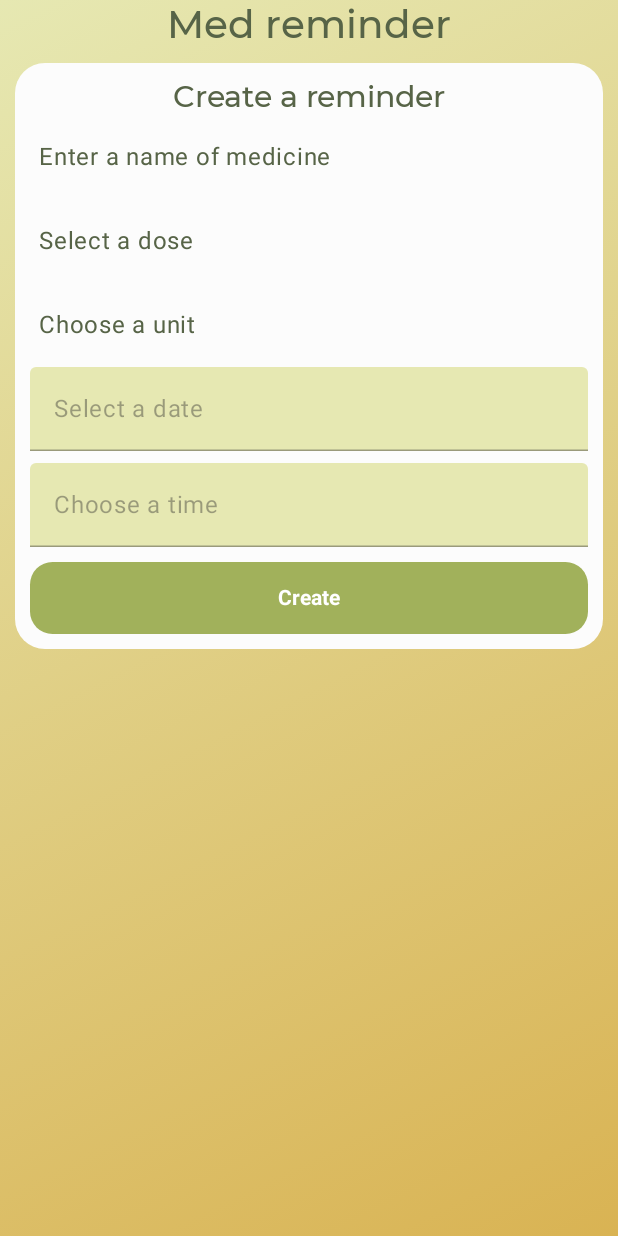
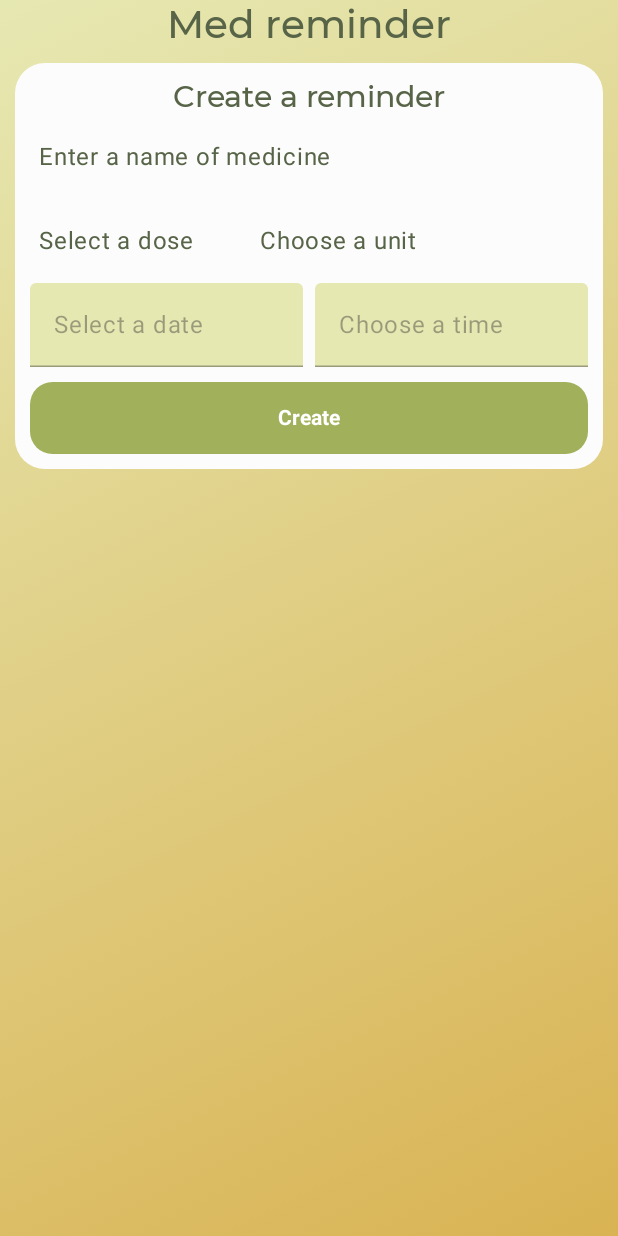
Before and after one commit to Eketrin/Med_reminder, an Android app built with Jetpack Compose: the screen it shows after launch (MainActivity), on a phone screen of 412 x 824 dp. Run offline under Robolectric (Android 15) with nearby library versions, the phone set to English and light mode, and no system bars; our stand-ins replace accompanist; libraries missing offline, so code that uses them is left out: com.jakewharton.threetenabp; 1 statement that could not run was skipped.

Commit message:
полностью готовое приложение

```diff
--- a/app/src/main/java/com/example/med_reminder/Form.kt
+++ b/app/src/main/java/com/example/med_reminder/Form.kt
@@ -5,15 +5,12 @@ import android.app.TimePickerDialog
 import android.icu.util.Calendar
 import android.widget.DatePicker
 import android.widget.TimePicker
-import androidx.annotation.RequiresApi
 import androidx.compose.foundation.background
-import androidx.compose.foundation.border
 import androidx.compose.foundation.clickable
 import androidx.compose.foundation.layout.Arrangement
 import androidx.compose.foundation.layout.Box
 import androidx.compose.foundation.layout.Column
 import androidx.compose.foundation.layout.Row
-import androidx.compose.foundation.layout.fillMaxSize
 import androidx.compose.foundation.layout.fillMaxWidth
 import androidx.compose.foundation.layout.padding
 import androidx.compose.foundation.shape.RoundedCornerShape
@@ -25,10 +22,8 @@ import androidx.compose.material3.Text
 import androidx.compose.material3.TextField
 import androidx.compose.material3.TextFieldDefaults
 import androidx.compose.runtime.Composable
-import androidx.compose.runtime.internal.composableLambda
 import androidx.compose.ui.Alignment
 import androidx.compose.ui.Modifier
-import androidx.compose.ui.graphics.Brush
 import androidx.compose.ui.graphics.Color
 import androidx.compose.ui.platform.LocalContext
 import androidx.compose.ui.platform.LocalSoftwareKeyboardController
@@ -43,7 +38,6 @@ import androidx.compose.ui.tooling.preview.Preview
 import androidx.compose.ui.unit.dp
 import androidx.compose.ui.unit.sp
 import androidx.lifecycle.viewmodel.compose.viewModel
-import kotlin.math.round
 
 //  тут описание плашки для создания нового напоминания
 
@@ -76,10 +70,14 @@ fun Form(viewModel: RemindersViewModel = viewModel()) {
 
         // Поле для ввода текста напоминания
         ReminderTextField(viewModel)
-        // Поле для ввода дозировки
-        DoseTextField(viewModel)
-        // Поле для выбора единиц измерения
-        UnitTextField(viewModel)
+
+        //Поля для ввода дозы и единицы
+        DoseUnitInputFields(viewModel)
+
+//        // Поле для ввода дозировки
+//        DoseTextField(viewModel)
+//        // Поле для выбора единиц измерения
+//        UnitTextField(viewModel)
         // Поля для выбора даты и времени
         DateTimeInputFields(viewModel)
 
@@ -95,6 +93,7 @@ fun Form(viewModel: RemindersViewModel = viewModel()) {
 fun ReminderTextField(viewModel: RemindersViewModel) {
     TextField(
         value = viewModel.text,
+        textStyle = TextStyle(fontSize=20.sp),
         onValueChange = { viewModel.text = it }, // Обновление значения при изменении
         label = { Text(text = stringResource(id = R.string.form_text_hint))
 //            if (viewModel.text.isEmpty()) {
@@ -121,174 +120,35 @@ fun ReminderTextField(viewModel: RemindersViewModel) {
     )
 }
 
-@OptIn(ExperimentalMaterial3Api::class)
-@Composable // введите дозировку
-fun DoseTextField(viewModel: RemindersViewModel) {
-    TextField(
-        value = viewModel.dose,
-        onValueChange = { viewModel.dose = it }, // Обновление значения при изменении
-        label = { Text(text = stringResource(id = R.string.form_dose_hint))
-        },
-        colors = TextFieldDefaults.textFieldColors(
-            containerColor = Color.Transparent, // Прозрачный фон
-            unfocusedTextColor = colorResource(id = R.color.gr_dark),
-            focusedTextColor = colorResource(id = R.color.gr_dark),
-            cursorColor = colorResource(id = R.color.gr_dark), // Цвет курсора
-            focusedPlaceholderColor = colorResource(id = R.color.gr_dark),
-            unfocusedPlaceholderColor = colorResource(id = R.color.gr_dark),
-            focusedLabelColor = colorResource(id = R.color.gr_dark), // Цвет метки при фокусе
-            unfocusedLabelColor = colorResource(id = R.color.gr_dark), // Цвет метки при отсутствии фокуса
-            focusedIndicatorColor = Color.Transparent, // Прозрачная линия индикатора при фокусе
-            unfocusedIndicatorColor = Color.Transparent, // Прозрачная линия индикатора при отсутствии фокуса
-            disabledIndicatorColor = Color.Transparent // Прозрачная линия индикатора, если поле отключено
-        ),
-
-        singleLine = true, // Однострочное поле ввода
-        keyboardOptions = KeyboardOptions(keyboardType = KeyboardType.Number), // Настройки клавиатуры
-        modifier = Modifier.fillMaxWidth() // Заполнение ширины
-    )
-}
-
-@OptIn(ExperimentalMaterial3Api::class)
-@Composable // введите единицу измерения
-fun UnitTextField(viewModel: RemindersViewModel) {
-    TextField(
-        value = viewModel.piece,
-        onValueChange = { viewModel.piece = it }, // Обновление значения при изменении
-        label = { Text(text = stringResource(id = R.string.form_unit_hint))
-        },
-        colors = TextFieldDefaults.textFieldColors(
-            containerColor = Color.Transparent, // Прозрачный фон
-            unfocusedTextColor = colorResource(id = R.color.gr_dark),
-            focusedTextColor = colorResource(id = R.color.gr_dark),
-            cursorColor = colorResource(id = R.color.gr_dark), // Цвет курсора
-            focusedPlaceholderColor = colorResource(id = R.color.gr_dark),
-            unfocusedPlaceholderColor = colorResource(id = R.color.gr_dark),
-            focusedLabelColor = colorResource(id = R.color.gr_dark), // Цвет метки при фокусе
-            unfocusedLabelColor = colorResource(id = R.color.gr_dark), // Цвет метки при отсутствии фокуса
-            focusedIndicatorColor = Color.Transparent, // Прозрачная линия индикатора при фокусе
-            unfocusedIndicatorColor = Color.Transparent, // Прозрачная линия индикатора при отсутствии фокуса
-            disabledIndicatorColor = Color.Transparent // Прозрачная линия индикатора, если поле отключено
-        ),
-
-        singleLine = true, // Однострочное поле ввода
-        keyboardOptions = KeyboardOptions(keyboardType = KeyboardType.Text), // Настройки клавиатуры
-        modifier = Modifier.fillMaxWidth() // Заполнение ширины
-    )
+@Composable // для дозировки и единиц
+fun DoseUnitInputFields(viewModel: RemindersViewModel) {
+    Row(
+        modifier = Modifier
+            .fillMaxWidth(), // Заполнение ширины
+            //.padding(bottom = 10.dp, start = 10.dp, end = 10.dp), // Задаем отступы
+        horizontalArrangement = Arrangement.spacedBy(5.dp), // Расстояние между элементами
+        verticalAlignment = Alignment.CenterVertically // Выравнивание по центру
+    ) {
+        DoseTextField(viewModel, Modifier.weight(0.58f)) // Поле для ввода дозировки
+        UnitTextField(viewModel, Modifier.weight(1f)) // Поле для ввода единиц
+    }
 }
 
 @Composable // колонка для кнопок
 fun DateTimeInputFields(viewModel: RemindersViewModel) {
-    Column(
+    Row(
         modifier = Modifier
             .fillMaxWidth() // Заполнение ширины
             .padding(bottom = 10.dp, start = 10.dp, end = 10.dp), // Задаем отступы
-        verticalArrangement = Arrangement.spacedBy(8.dp), // Расстояние между элементами
-        horizontalAlignment = Alignment.CenterHorizontally // Выравнивание по центру
+        horizontalArrangement = Arrangement.spacedBy(8.dp), // Расстояние между элементами
+        verticalAlignment = Alignment.CenterVertically // Выравнивание по центру
     ) {
-        DateInputField(viewModel) // Поле для ввода даты
-        TimeInputField(viewModel) // Поле для ввода времени
+        DateInputField(viewModel, Modifier.weight(1f)) // Поле для ввода даты
+        TimeInputField(viewModel, Modifier.weight(1f)) // Поле для ввода времени
     }
 }
 
-@OptIn(ExperimentalMaterial3Api::class)
-@Composable // выберите дату
-fun DateInputField(viewModel: RemindersViewModel) {
-    val context = LocalContext.current // Получаем текущий контекст приложения
-    val calendar = Calendar.getInstance() // Создаем объект календаря
-    val year = calendar.get(Calendar.YEAR) // Получаем текущий год
-    val month = calendar.get(Calendar.MONTH) // Получаем текущий месяц
-    val day = calendar.get(Calendar.DAY_OF_MONTH) // Получаем текущий день
-
-    // Создаем диалог выбора даты
-    val datePickerDialog = DatePickerDialog(
-        context,
-        { _: DatePicker, selectedYear: Int, selectedMonth: Int, selectedDay: Int ->
-            // Обновляем дату в ViewModel при выборе
-            viewModel.date =
-                "${Utils.addZero(selectedDay)}.${Utils.addZero(selectedMonth + 1)}.$selectedYear"
-        },
-        year, month, day // Устанавливаем начальные значения
-    )
-
-    Box { // Контейнер для наложения элементов
-        TextField(
-            value = viewModel.date, // Текущее значение поля даты
-            onValueChange = { viewModel.date = it }, // Обновление значения при изменении
-            modifier = Modifier
-                .fillMaxWidth() // Заполнение ширины
-                .clickable { datePickerDialog.show() }, // Открытие диалога при нажатии
-            colors = TextFieldDefaults.textFieldColors(
-                focusedTextColor = Color.Transparent,
-                unfocusedTextColor = Color.Transparent,
-                containerColor = colorResource(id = R.color.lite_orange),  // Цвет фона текстового поля
-                //unfocusedIndicatorColor = Color.Transparent,
-                //focusedIndicatorColor = Color.Transparent
-            ),
-            enabled = false,  // Отключаем редактирование поля
-            label = { Text(text = stringResource(id = R.string.form_date_hint)) }
-            //shape = RoundedCornerShape(15.dp)
-
-        )
-        // Отображение текста даты или подсказки
-        Text(
-            text = "",
-//            if (viewModel.date.isNotEmpty()) viewModel.date
-//            else stringResource(id = R.string.form_date_hint),
-            color = colorResource(id = R.color.green), // Цвет текста
-            modifier = Modifier
-                .align(Alignment.CenterStart) // Выравнивание текста по началу
-                .padding(start = 10.dp) // Отступ слева
-        )
-    }
-}
-
-@OptIn(ExperimentalMaterial3Api::class)
-@Composable // выберите время
-fun TimeInputField(viewModel: RemindersViewModel) {
-    val context = LocalContext.current // Получаем текущий контекст приложения
-    val calendar = Calendar.getInstance() // Создаем объект календаря
-    val hour = calendar.get(Calendar.HOUR_OF_DAY) // Получаем текущий час
-    val minute = calendar.get(Calendar.MINUTE) // Получаем текущую минуту
-
-    // Создаем диалог выбора времени
-    val timePickerDialog = TimePickerDialog(
-        context,
-        { _: TimePicker, selectedHour: Int, selectedMinute: Int ->
-            // Обновляем время в ViewModel при выборе
-            viewModel.time = "${Utils.addZero(selectedHour)}:${Utils.addZero(selectedMinute)}"
-        },
-        hour, minute, true // Устанавливаем начальные значения
-    )
-
-    Box { // Контейнер для наложения элементов
-        TextField(
-            value = viewModel.time, // Текущее значение поля времени
-            onValueChange = { viewModel.time = it }, // Обновление значения при изменении
-            modifier = Modifier
-                .fillMaxWidth() // Заполнение ширины
-                .clickable { timePickerDialog.show() }, // Открытие диалога при нажатии
-            colors = TextFieldDefaults.textFieldColors(
-                containerColor = colorResource(id = R.color.lite_orange) // Цвет фона текстового поля
-            ),
-            enabled = false, // Отключаем редактирование поля
-            label = { Text(text = stringResource(id = R.string.form_time_hint)) }
-        )
-        // Отображение текста времени или подсказки
-        Text(
-            text = "",
-            //text = if(viewModel.time.isNotEmpty()) viewModel.time
-            // else stringResource(id = R.string.form_time_hint),
-            color = colorResource(id = R.color.green), // Цвет текста
-            modifier = Modifier
-                .align(Alignment.CenterStart) // Выравнивание текста по началу
-                .padding(start = 10.dp) // Отступ слева
-
-        )
-    }
-}
-
-@Composable
+@Composable // кнопка создать
 fun CreateButton(onClick: () -> Unit) {
     val keyboardController = LocalSoftwareKeyboardController.current // Получаем контроллер клавиатуры
 
@@ -324,3 +184,170 @@ fun CreateButton(onClick: () -> Unit) {
         )
     }
 }
+
+
+//******************
+@OptIn(ExperimentalMaterial3Api::class)
+@Composable // введите дозировку
+fun DoseTextField(viewModel: RemindersViewModel, modifier: Modifier = Modifier) {
+    TextField(
+
+        modifier = modifier,
+        value = viewModel.dose,
+        textStyle = TextStyle(fontSize=20.sp),
+        onValueChange = {
+            viewModel.dose = it.filter { char -> char.isDigit() || char == ',' }
+        },
+        label = {
+            Text(
+                text = stringResource(id = R.string.form_dose_hint))
+        },
+        colors = TextFieldDefaults.textFieldColors(
+            containerColor = Color.Transparent, // Прозрачный фон
+            unfocusedTextColor = colorResource(id = R.color.gr_dark),
+            focusedTextColor = colorResource(id = R.color.gr_dark),
+            cursorColor = colorResource(id = R.color.gr_dark), // Цвет курсора
+            focusedPlaceholderColor = colorResource(id = R.color.gr_dark),
+            unfocusedPlaceholderColor = colorResource(id = R.color.gr_dark),
+            focusedLabelColor = colorResource(id = R.color.gr_dark), // Цвет метки при фокусе
+            unfocusedLabelColor = colorResource(id = R.color.gr_dark), // Цвет метки при отсутствии фокуса
+            focusedIndicatorColor = Color.Transparent, // Прозрачная линия индикатора при фокусе
+            unfocusedIndicatorColor = Color.Transparent, // Прозрачная линия индикатора при отсутствии фокуса
+            disabledIndicatorColor = Color.Transparent // Прозрачная линия индикатора, если поле отключено
+        ),
+
+        singleLine = true, // Однострочное поле ввода
+        keyboardOptions = KeyboardOptions(keyboardType = KeyboardType.Number), // Настройки клавиатуры
+        //modifier = Modifier.fillMaxWidth() // Заполнение ширины
+    )
+}
+
+@OptIn(ExperimentalMaterial3Api::class)
+@Composable // введите единицу измерения
+fun UnitTextField(viewModel: RemindersViewModel, modifier: Modifier = Modifier) {
+    TextField(
+        modifier = modifier,
+        value = viewModel.piece,
+        textStyle = TextStyle(fontSize=20.sp),
+        onValueChange = {
+            viewModel.piece = it.filter { char -> !char.isDigit() }
+        },
+        label = { Text(text = stringResource(id = R.string.form_unit_hint))
+        },
+        colors = TextFieldDefaults.textFieldColors(
+            containerColor = Color.Transparent, // Прозрачный фон
+            unfocusedTextColor = colorResource(id = R.color.gr_dark),
+            focusedTextColor = colorResource(id = R.color.gr_dark),
+            cursorColor = colorResource(id = R.color.gr_dark), // Цвет курсора
+            focusedPlaceholderColor = colorResource(id = R.color.gr_dark),
+            unfocusedPlaceholderColor = colorResource(id = R.color.gr_dark),
+            focusedLabelColor = colorResource(id = R.color.gr_dark), // Цвет метки при фокусе
+            unfocusedLabelColor = colorResource(id = R.color.gr_dark), // Цвет метки при отсутствии фокуса
+            focusedIndicatorColor = Color.Transparent, // Прозрачная линия индикатора при фокусе
+            unfocusedIndicatorColor = Color.Transparent, // Прозрачная линия индикатора при отсутствии фокуса
+            disabledIndicatorColor = Color.Transparent // Прозрачная линия индикатора, если поле отключено
+        ),
+
+        singleLine = true, // Однострочное поле ввода
+        keyboardOptions = KeyboardOptions(keyboardType = KeyboardType.Text), // Настройки клавиатуры
+        //modifier = Modifier.fillMaxWidth() // Заполнение ширины
+    )
+}
+
+//*****************
+@OptIn(ExperimentalMaterial3Api::class)
+@Composable // выберите дату
+fun DateInputField(viewModel: RemindersViewModel, modifier: Modifier = Modifier) {
+    val context = LocalContext.current // Получаем текущий контекст приложения
+    val calendar = Calendar.getInstance() // Создаем объект календаря
+    val year = calendar.get(Calendar.YEAR) // Получаем текущий год
+    val month = calendar.get(Calendar.MONTH) // Получаем текущий месяц
+    val day = calendar.get(Calendar.DAY_OF_MONTH) // Получаем текущий день
+
+    // Создаем диалог выбора даты
+    val datePickerDialog = DatePickerDialog(
+        context,
+        { _: DatePicker, selectedYear: Int, selectedMonth: Int, selectedDay: Int ->
+            // Обновляем дату в ViewModel при выборе
+            viewModel.date =
+                "${Utils.addZero(selectedDay)}.${Utils.addZero(selectedMonth + 1)}.$selectedYear"
+        },
+        year, month, day // Устанавливаем начальные значения
+    )
+
+    Box(modifier = modifier) { // Контейнер для наложения элементов
+        TextField(
+            value = viewModel.date, // Текущее значение поля даты
+            onValueChange = { viewModel.date = it }, // Обновление значения при изменении
+            modifier = Modifier
+               // .fillMaxWidth() // Заполнение ширины
+                .clickable { datePickerDialog.show() }, // Открытие диалога при нажатии
+            colors = TextFieldDefaults.textFieldColors(
+                focusedTextColor = Color.Transparent,
+                unfocusedTextColor = Color.Transparent,
+                containerColor = colorResource(id = R.color.lite_orange),  // Цвет фона текстового поля
+                //unfocusedIndicatorColor = Color.Transparent,
+                //focusedIndicatorColor = Color.Transparent
+            ),
+            enabled = false,  // Отключаем редактирование поля
+            label = { Text(text = stringResource(id = R.string.form_date_hint)) }
+            //shape = RoundedCornerShape(15.dp)
+
+        )
+        // Отображение текста даты или подсказки
+        Text(
+            text = "",
+//            if (viewModel.date.isNotEmpty()) viewModel.date
+//            else stringResource(id = R.string.form_date_hint),
+            color = colorResource(id = R.color.green), // Цвет текста
+            modifier = Modifier
+                .align(Alignment.CenterStart) // Выравнивание текста по началу
+                .padding(start = 10.dp) // Отступ слева
+        )
+    }
+}
+
+@OptIn(ExperimentalMaterial3Api::class)
+@Composable // выберите время
+fun TimeInputField(viewModel: RemindersViewModel, modifier: Modifier = Modifier) {
+    val context = LocalContext.current // Получаем текущий контекст приложения
+    val calendar = Calendar.getInstance() // Создаем объект календаря
+    val hour = calendar.get(Calendar.HOUR_OF_DAY) // Получаем текущий час
+    val minute = calendar.get(Calendar.MINUTE) // Получаем текущую минуту
+
+    // Создаем диалог выбора времени
+    val timePickerDialog = TimePickerDialog(
+        context,
+        { _: TimePicker, selectedHour: Int, selectedMinute: Int ->
+            // Обновляем время в ViewModel при выборе
+            viewModel.time = "${Utils.addZero(selectedHour)}:${Utils.addZero(selectedMinute)}"
+        },
+        hour, minute, true // Устанавливаем начальные значения
+    )
+
+    Box(modifier = modifier) { // Контейнер для наложения элементов
+        TextField(
+            value = viewModel.time, // Текущее значение поля времени
+            onValueChange = { viewModel.time = it }, // Обновление значения при изменении
+            modifier = Modifier
+          //      .fillMaxWidth() // Заполнение ширины
+                .clickable { timePickerDialog.show() }, // Открытие диалога при нажатии
+            colors = TextFieldDefaults.textFieldColors(
+                containerColor = colorResource(id = R.color.lite_orange) // Цвет фона текстового поля
+            ),
+            enabled = false, // Отключаем редактирование поля
+            label = { Text(text = stringResource(id = R.string.form_time_hint)) }
+        )
+        // Отображение текста времени или подсказки
+        Text(
+            text = "",
+            //text = if(viewModel.time.isNotEmpty()) viewModel.time
+            // else stringResource(id = R.string.form_time_hint),
+            color = colorResource(id = R.color.green), // Цвет текста
+            modifier = Modifier
+                .align(Alignment.CenterStart) // Выравнивание текста по началу
+                .padding(start = 10.dp) // Отступ слева
+
+        )
+    }
+}
--- a/app/src/main/java/com/example/med_reminder/List.kt
+++ b/app/src/main/java/com/example/med_reminder/List.kt
@@ -29,6 +29,7 @@ import androidx.compose.foundation.layout.fillMaxWidth
 import androidx.compose.foundation.layout.height
 import androidx.compose.foundation.layout.offset
 import androidx.compose.foundation.layout.padding
+import androidx.compose.foundation.layout.wrapContentSize
 import androidx.compose.foundation.shape.CircleShape
 import androidx.compose.foundation.shape.RoundedCornerShape
 import androidx.compose.material3.Card
@@ -51,6 +52,7 @@ import androidx.compose.ui.platform.LocalContext
 import androidx.compose.ui.platform.LocalDensity
 import androidx.compose.ui.res.colorResource
 import androidx.compose.ui.res.painterResource
+import androidx.compose.ui.res.stringResource
 import androidx.compose.ui.text.TextStyle
 import androidx.compose.ui.text.style.TextOverflow
 import androidx.compose.ui.tooling.preview.Preview
@@ -99,13 +101,15 @@ fun ReminderItem(reminder: Reminder, viewModel: RemindersViewModel) {
         backgroundColor = colorResource(id = R.color.dark_green_list) // не сегодня
         textPillColor = colorResource(id = R.color.lite_green_list)
     }
-
-    Row( modifier = Modifier
+    Box(modifier = Modifier
             .fillMaxWidth()
-        .height(70.dp)
             .padding(start = 10.dp, end = 10.dp, bottom = 10.dp)
             .background(backgroundColor, RoundedCornerShape(25.dp))
-        .padding(start = 10.dp, end = 5.dp, top = 5.dp, bottom = 5.dp)
+            .padding(start = 10.dp, end = 5.dp, top = 5.dp, bottom = 5.dp),
+         contentAlignment = Alignment.Center) {
+        Row(
+            modifier = Modifier
+                .wrapContentSize()
                 .pointerInput(Unit) {
                     detectTapGestures(
                         onLongPress = {
@@ -122,9 +126,9 @@ fun ReminderItem(reminder: Reminder, viewModel: RemindersViewModel) {
                             alertDialog.show()
                         }
                     )
-        },
-        verticalAlignment = Alignment.CenterVertically
-    ) {
+                }
+        )
+            {
                 Column(
                     modifier = Modifier
                         .fillMaxWidth(0.50f)
@@ -138,7 +142,7 @@ fun ReminderItem(reminder: Reminder, viewModel: RemindersViewModel) {
                         overflow = TextOverflow.Ellipsis
                     )
                     Text(
-                text = "${reminder.dose} ${reminder.piece}",
+                        text = "${stringResource(id = R.string.list_dose)}: ${reminder.dose} ${reminder.piece}",
                         style = TextStyle(color = textPillColor, fontSize = 16.sp),
                         modifier = Modifier.padding(end = 7.dp)
                     )
@@ -167,3 +171,4 @@ fun ReminderItem(reminder: Reminder, viewModel: RemindersViewModel) {
                 }
             }
         }
+    }
--- a/app/src/main/res/values/strings.xml
+++ b/app/src/main/res/values/strings.xml
@@ -5,6 +5,7 @@
     <string name="form_title">Create a reminder</string>
     <string name="form_text_hint">Enter a name of medicine</string>
     <string name="form_dose_hint">Select a dose</string>
+    <string name="list_dose">Dose</string>
     <string name="form_time_hint">Choose a time</string>
     <string name="form_date_hint">Select a date</string>
     <string name="form_unit_hint">Choose a unit</string>
```
Also changed, not shown: 1 other file. Lines whose indentation alone changed are shown as unchanged.
